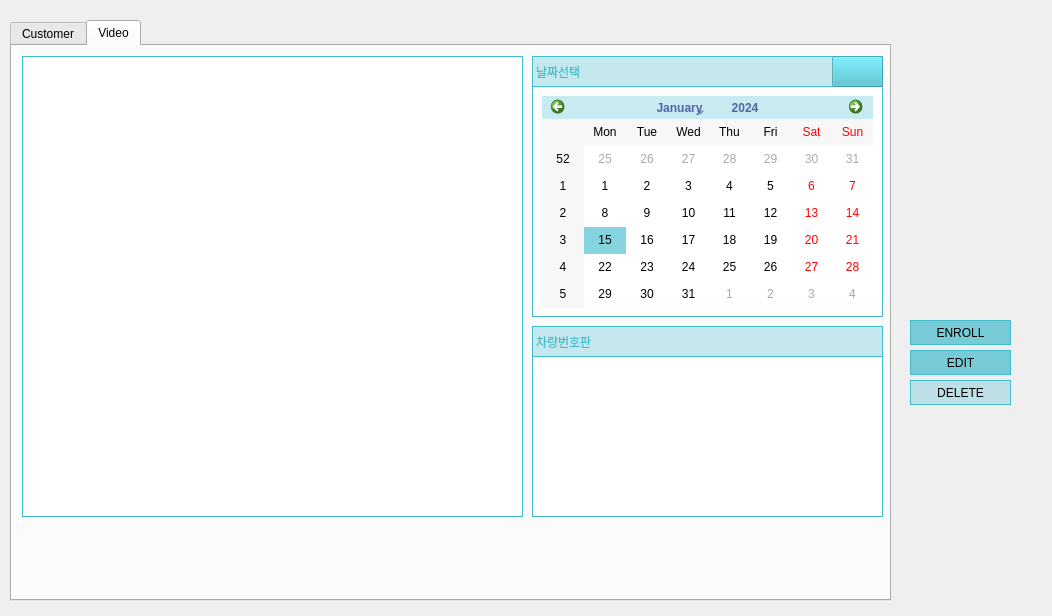
This is cctv_36/src/ui/search.ui in VEDA-ThirtySix/PAMS-client as Qt 5 draws it before an edit. The edited form follows.
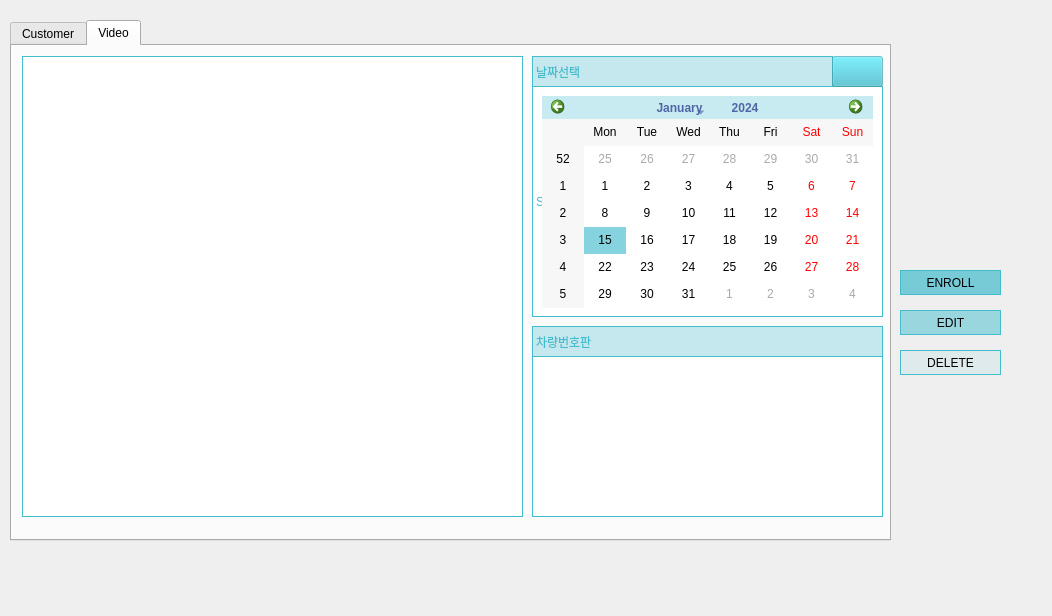
This is the edited form. The open tabs and pages were chosen to show the change. Icons and pictures are not drawn.

Commit message: feat: ui 탭바, 정보란, 미세 수정

The edit to the form file:
```diff
--- a/cctv_36/src/ui/search.ui
+++ b/cctv_36/src/ui/search.ui
@@ -16,8 +16,8 @@
   <widget class="QPushButton" name="pushButton_edit">
    <property name="geometry">
     <rect>
-     <x>910</x>
-     <y>350</y>
+     <x>900</x>
+     <y>310</y>
      <width>101</width>
      <height>25</height>
     </rect>
@@ -26,7 +26,7 @@
     <string notr="true">QPushButton{
         font: 300 bold 9pt &quot;Quicksand Light&quot;;
         color: black;
-        background-color: rgba(67,188,205,0.7);
+        background-color: rgba(67,188,205,0.5);
         border:1px solid rgb(67,188,205);
 }
 QPushButton::hover{
@@ -43,8 +43,8 @@
   <widget class="QPushButton" name="pushButton_delete">
    <property name="geometry">
     <rect>
-     <x>910</x>
-     <y>380</y>
+     <x>900</x>
+     <y>350</y>
      <width>101</width>
      <height>25</height>
     </rect>
@@ -53,7 +53,7 @@
     <string notr="true">QPushButton{
         font: 300 bold 9pt &quot;Quicksand Light&quot;;
         color: black;
-        background-color: rgba(67,188,205,0.3);
+        background-color: rgba(67,188,205,0.1);
         border:1px solid rgb(67,188,205);
 }
 QPushButton::hover{
@@ -70,8 +70,8 @@
   <widget class="QPushButton" name="pushButton_enroll">
    <property name="geometry">
     <rect>
-     <x>910</x>
-     <y>320</y>
+     <x>900</x>
+     <y>270</y>
      <width>101</width>
      <height>25</height>
     </rect>
@@ -100,7 +100,7 @@
      <x>10</x>
      <y>20</y>
      <width>881</width>
-     <height>581</height>
+     <height>521</height>
     </rect>
    </property>
    <property name="styleSheet">
@@ -563,7 +563,7 @@
       <rect>
        <x>520</x>
        <y>10</y>
-       <width>351</width>
+       <width>301</width>
        <height>31</height>
       </rect>
      </property>
@@ -593,7 +593,7 @@
 font: 14pt &quot;Sans Serif&quot;;</string>
      </property>
      <property name="text">
-      <string>                   Select Calender Button</string>
+      <string>Select Calender Button</string>
      </property>
     </widget>
     <widget class="QPushButton" name="calendarButton">
@@ -606,9 +606,8 @@
       </rect>
      </property>
      <property name="styleSheet">
-      <string notr="true">
-color:  rgb(255, 255, 255);
-background-color:rgba(67,188,205,0.6);
+      <string notr="true">color:  rgb(255, 255, 255);
+background-color:rgba(67,188,205,0.5);
 border-left:1px solid rgb(67,188,205);
 font: 500 8pt &quot;Quicksand Medium&quot;;</string>
      </property>
```
Left out of the diff: 40 changed lines with no effect on the pictures. The commit also changes 3 other files.
